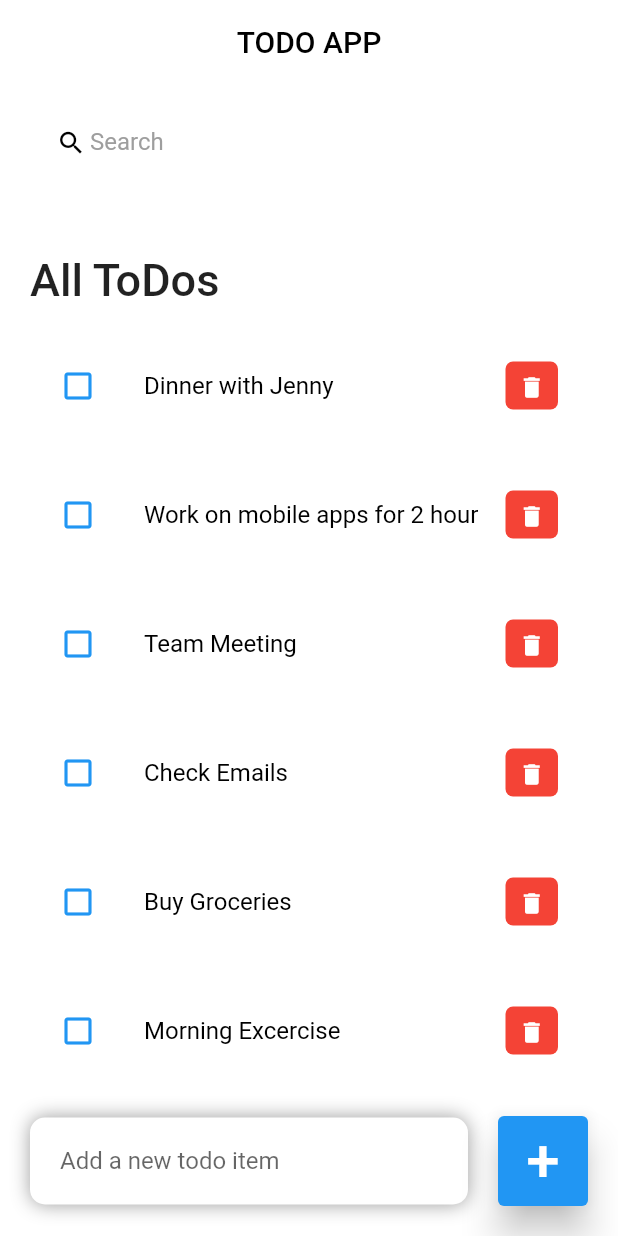
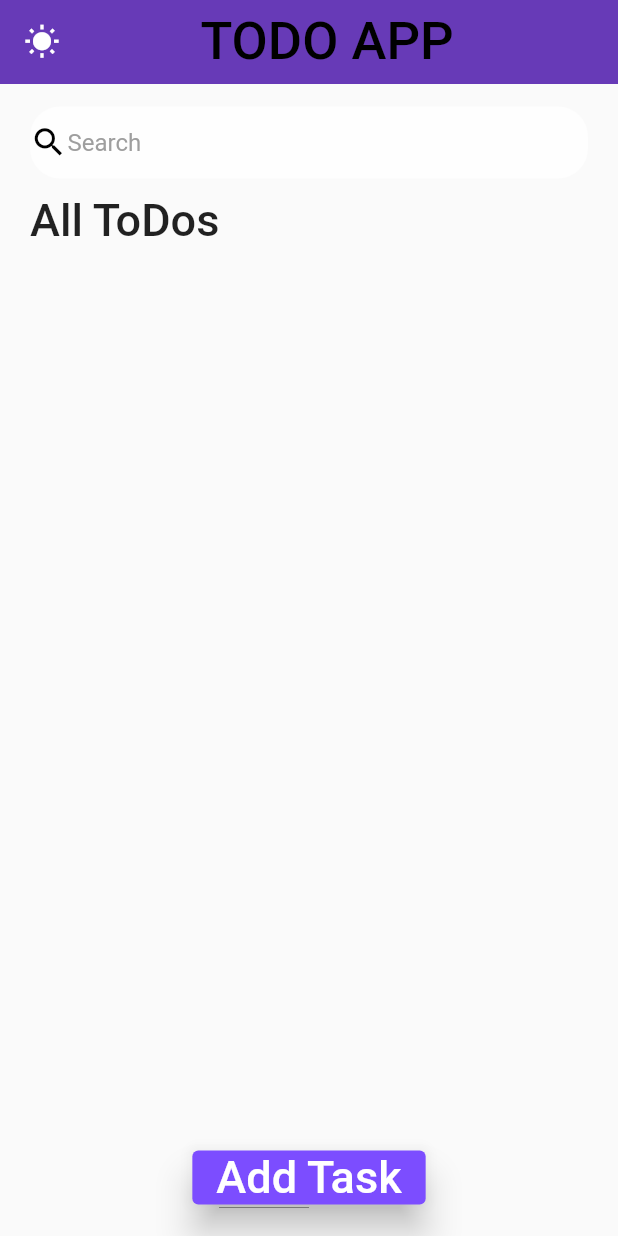
Before and after one commit to JidnyasaParab/todo-app, a Flutter app: the screen it shows after launch, on a phone screen of 412 x 824 dp. Run offline on Flutter 3.47's test engine with Material 2 defaults, Android fonts, the phone set to English and light mode, and no system bars; our stand-ins replace shared_preferences.

Commit message:
ToDo App complete

```diff
--- a/lib/home.dart
+++ b/lib/home.dart
@@ -1,7 +1,8 @@
 import 'package:flutter/material.dart';
-
 import '../model/todo.dart';
+import 'package:provider/provider.dart';
 import '../widgets/todo_item.dart';
+import 'model_theme.dart';
 
 class Home extends StatefulWidget {
   const Home({Key? key}) : super(key: key);
@@ -11,9 +12,11 @@ class Home extends StatefulWidget {
 }
 
 class _HomeState extends State<Home> {
-  final todosList = ToDo.todoList();
+  List<ToDo> todosList = [];
   List<ToDo> _foundToDo = [];
-  final _todoController = TextEditingController();
+  final formKey = GlobalKey<FormState>();
+  final _todoTitleController = TextEditingController();
+  final _todoDescriptionController = TextEditingController();
 
   @override
   void initState() {
@@ -23,27 +26,53 @@ class _HomeState extends State<Home> {
 
   @override
   Widget build(BuildContext context) {
+    return Consumer<ModelTheme>(
+        builder: (context, ModelTheme themeNotifier, child) {
       return Scaffold(
-      backgroundColor: Colors.white,
-      appBar: _buildAppBar(),
-      body: Stack(
+        // backgroundColor: Colors.white,
+        appBar: AppBar(
+          // backgroundColor: Colors.white,
+          elevation: 0,
+          title: Row(
             children: [
-          Container(
-            padding: const EdgeInsets.symmetric(
-              horizontal: 20,
-              vertical: 15,
+              InkWell(
+                onTap: () {
+                  themeNotifier.isDark
+                      ? themeNotifier.isDark = false
+                      : themeNotifier.isDark = true;
+                },
+                child: Icon(themeNotifier.isDark
+                    ? Icons.nightlight_round
+                    : Icons.wb_sunny),
               ),
+              Expanded(
+                child: Center(
+                  child: const Text(
+                    "TODO APP",
+                    style: TextStyle(
+                      color: Colors.black,
+                      fontSize: 35,
+                    ),
+                  ),
+                ),
+              ),
+            ],
+          ),
+        ),
+        body: Builder(
+          builder: (BuildContext context) {
+            return Padding(
+              padding: EdgeInsets.symmetric(vertical: 15, horizontal: 20),
               child: Column(
                 children: [
                   searchBox(),
+                  SizedBox(
+                    height: 10,
+                  ),
                   Expanded(
                     child: ListView(
                       children: [
                         Container(
-                        margin: const EdgeInsets.only(
-                          top: 50,
-                          bottom: 20,
-                        ),
                           child: const Text(
                             'All ToDos',
                             style: TextStyle(
@@ -52,79 +81,114 @@ class _HomeState extends State<Home> {
                             ),
                           ),
                         ),
-                      for (ToDo todoo in _foundToDo.reversed)
+                        SizedBox(
+                          height: 10,
+                        ),
+                        for (ToDo item in _foundToDo.reversed)
                           ToDoItem(
-                          todo: todoo,
+                            todo: item,
+                            theme: themeNotifier.isDark,
                             onToDoChanged: _handleToDoChange,
                             onDeleteItem: _deleteToDoItem,
                           ),
                       ],
                     ),
+                  ),
+                  ElevatedButton(
+                    onPressed: () {
+                      showModalBottomSheet(
+                          isScrollControlled: true,
+                          context: context,
+                          builder: (BuildContext context) {
+                            return Form(
+                              key: formKey,
+                              child: Padding(
+                                padding: EdgeInsets.only(
+                                    bottom: MediaQuery.of(context)
+                                        .viewInsets
+                                        .bottom),
+                                child: Container(
+                                  height: 250,
+                                  child: Padding(
+                                    padding: const EdgeInsets.all(8.0),
+                                    child: Column(
+                                      children: [
+                                        TextFormField(
+                                          controller: _todoTitleController,
+                                          validator: (value) {
+                                            if (value == null ||
+                                                value.trim().isEmpty) {
+                                              return "Required";
+                                            }
+                                          },
+                                          decoration: const InputDecoration(
+                                              hintText: 'Add a new todo item',
+                                              border: InputBorder.none),
+                                        ),
+                                        TextFormField(
+                                          controller:
+                                              _todoDescriptionController,
+                                          validator: (value) {
+                                            if (value == null ||
+                                                value.trim().isEmpty) {
+                                              return "Required";
+                                            }
+                                          },
+                                          decoration: const InputDecoration(
+                                              hintText: 'Add description',
+                                              border: InputBorder.none),
+                                        ),
+                                        Align(
+                                          alignment: Alignment.bottomCenter,
+                                          child: ElevatedButton(
+                                            style: ElevatedButton.styleFrom(
+                                              backgroundColor:
+                                                  themeNotifier.isDark
+                                                      ? Colors.redAccent
+                                                      : Colors.deepPurpleAccent,
+                                            ),
+                                            onPressed: () {
+                                              if (formKey.currentState!
+                                                  .validate()) {
+                                                _addToDoItem(
+                                                    _todoTitleController.text,
+                                                    _todoDescriptionController
+                                                        .text);
+                                              }
+                                              Navigator.pop(context);
+                                            },
+                                            child: const Text("Add Task"),
+                                          ),
                                         )
                                       ],
                                     ),
                                   ),
-          Align(
-            alignment: Alignment.bottomCenter,
-            child: Row(children: [
-              Expanded(
-                child: Container(
-                  margin: const EdgeInsets.only(
-                    bottom: 20,
-                    right: 20,
-                    left: 20,
-                  ),
-                  padding: const EdgeInsets.symmetric(
-                    horizontal: 20,
-                    vertical: 5,
-                  ),
-                  decoration: BoxDecoration(
-                    color: Colors.white,
-                    boxShadow: const [
-                      BoxShadow(
-                        color: Colors.grey,
-                        offset: Offset(0.0, 0.0),
-                        blurRadius: 10.0,
-                        spreadRadius: 0.0,
-                      ),
-                    ],
-                    borderRadius: BorderRadius.circular(10),
-                  ),
-                  child: TextField(
-                    controller: _todoController,
-                    decoration: const InputDecoration(
-                        hintText: 'Add a new todo item',
-                        border: InputBorder.none),
                                 ),
                               ),
-              ),
-              Container(
-                margin: const EdgeInsets.only(
-                  bottom: 20,
-                  right: 20,
-                ),
-                child: ElevatedButton(
-                  onPressed: () {
-                    _addToDoItem(_todoController.text);
+                            );
+                          });
+                      // _addToDoItem(_todoController.text);
                     },
                     style: ElevatedButton.styleFrom(
-                    backgroundColor: Colors.blue,
-                    minimumSize: Size(60, 60),
+                      backgroundColor: themeNotifier.isDark
+                          ? Colors.redAccent
+                          : Colors.deepPurpleAccent,
                       elevation: 10,
                     ),
                     child: const Text(
-                    '+',
+                      'Add Task',
                       style: TextStyle(
-                      fontSize: 40,
+                        fontSize: 30,
                       ),
                     ),
-                ),
-              ),
-            ]),
                   ),
                 ],
               ),
             );
+          },
+        ),
+      );
+    });
   }
 
   void _handleToDoChange(ToDo todo) {
@@ -139,14 +203,16 @@ class _HomeState extends State<Home> {
     });
   }
 
-  void _addToDoItem(String toDo) {
+  void _addToDoItem(String toDo, String description) {
     setState(() {
       todosList.add(ToDo(
         id: DateTime.now().millisecondsSinceEpoch.toString(),
-        todoText: toDo,
+        todoTitle: toDo!,
+        todoDescription: description!,
       ));
     });
-    _todoController.clear();
+    _todoTitleController.clear();
+    _todoDescriptionController.clear();
   }
 
   void _runFilter(String enteredKeyword) {
@@ -155,7 +221,7 @@ class _HomeState extends State<Home> {
       results = todosList;
     } else {
       results = todosList
-          .where((item) => item.todoText!
+          .where((item) => item.todoTitle!
               .toLowerCase()
               .contains(enteredKeyword.toLowerCase()))
           .toList();
@@ -168,22 +234,21 @@ class _HomeState extends State<Home> {
 
   Widget searchBox() {
     return Container(
-      padding: EdgeInsets.symmetric(horizontal: 15),
       decoration: BoxDecoration(
-        color: Colors.white,
+        color: Colors.white70,
         borderRadius: BorderRadius.circular(20),
       ),
       child: TextField(
         onChanged: (value) => _runFilter(value),
         decoration: const InputDecoration(
-          contentPadding: EdgeInsets.all(0),
+          contentPadding: EdgeInsets.all(5),
           prefixIcon: Icon(
             Icons.search,
             color: Colors.black,
-            size: 20,
+            size: 25,
           ),
           prefixIconConstraints: BoxConstraints(
-            maxHeight: 20,
+            maxHeight: 25,
             minWidth: 25,
           ),
           border: InputBorder.none,
@@ -193,22 +258,4 @@ class _HomeState extends State<Home> {
       ),
     );
   }
-
-  AppBar _buildAppBar() {
-    return AppBar(
-      backgroundColor: Colors.white,
-      elevation: 0,
-      title: Row(
-        mainAxisAlignment: MainAxisAlignment.center,
-        children: const [
-          Text(
-            "TODO APP",
-            style: TextStyle(
-              color: Colors.black,
-            ),
-          ),
-        ],
-      ),
-    );
 }
-}
--- a/lib/main.dart
+++ b/lib/main.dart
@@ -1,7 +1,7 @@
 import 'package:flutter/material.dart';
-import 'package:flutter/services.dart';
-
+import 'package:provider/provider.dart';
 import 'home.dart';
+import 'model_theme.dart';
 
 void main() {
   runApp(const MyApp());
@@ -13,12 +13,25 @@ class MyApp extends StatelessWidget {
   // This widget is the root of your application.
   @override
   Widget build(BuildContext context) {
-    SystemChrome.setSystemUIOverlayStyle(
-        SystemUiOverlayStyle(statusBarColor: Colors.transparent));
-    return MaterialApp(
-      debugShowCheckedModeBanner: false,
-      title: 'ToDo App',
-      home: Home(),
+    return ChangeNotifierProvider(
+      create: (_) => ModelTheme(),
+      child: Consumer<ModelTheme>(
+          builder: (context, ModelTheme themeNotifier, child) {
+        return MaterialApp(
+          title: 'ToDo App',
+          theme: themeNotifier.isDark
+              ? ThemeData(
+                  brightness: Brightness.dark,
+                )
+              : ThemeData(
+                  brightness: Brightness.light,
+                  primaryColor: Colors.deepPurple,
+                  primarySwatch: Colors.deepPurple,
+                ),
+          debugShowCheckedModeBanner: false,
+          home: const Home(),
+        );
+      }),
     );
   }
 }
--- a/lib/model/todo.dart
+++ b/lib/model/todo.dart
@@ -1,40 +1,13 @@
 class ToDo {
-  String? id;
-  String? todoText;
+  String id;
+  String todoTitle;
+  String todoDescription;
   bool isDone;
 
   ToDo({
     required this.id,
-    required this.todoText,
+    required this.todoTitle,
+    required this.todoDescription,
     this.isDone = false,
   });
-
-  static List<ToDo> todoList() {
-    return [
-      ToDo(
-        id: '01',
-        todoText: 'Morning Excercise',
-      ),
-      ToDo(
-        id: '02',
-        todoText: 'Buy Groceries',
-      ),
-      ToDo(
-        id: '03',
-        todoText: 'Check Emails',
-      ),
-      ToDo(
-        id: '04',
-        todoText: 'Team Meeting',
-      ),
-      ToDo(
-        id: '05',
-        todoText: 'Work on mobile apps for 2 hour',
-      ),
-      ToDo(
-        id: '06',
-        todoText: 'Dinner with Jenny',
-      ),
-    ];
-  }
 }
--- /dev/null
+++ b/lib/model_theme.dart
@@ -0,0 +1,25 @@
+import 'package:flutter/material.dart';
+import 'package:todo_app/theme_prefer.dart';
+
+class ModelTheme extends ChangeNotifier {
+  late bool _isDark;
+  late MyThemePreferences _preferences;
+  bool get isDark => _isDark;
+
+  ModelTheme() {
+    _isDark = false;
+    _preferences = MyThemePreferences();
+    getPreferences();
+  }
+//Switching the themes
+  set isDark(bool value) {
+    _isDark = value;
+    _preferences.setTheme(value);
+    notifyListeners();
+  }
+
+  getPreferences() async {
+    _isDark = await _preferences.getTheme();
+    notifyListeners();
+  }
+}
--- /dev/null
+++ b/lib/theme_prefer.dart
@@ -0,0 +1,15 @@
+import 'package:shared_preferences/shared_preferences.dart';
+
+class MyThemePreferences {
+  static const THEME_KEY = "theme_key";
+
+  setTheme(bool value) async {
+    SharedPreferences sharedPreferences = await SharedPreferences.getInstance();
+    sharedPreferences.setBool(THEME_KEY, value);
+  }
+
+  getTheme() async {
+    SharedPreferences sharedPreferences = await SharedPreferences.getInstance();
+    return sharedPreferences.getBool(THEME_KEY) ?? false;
+  }
+}
--- a/lib/widgets/todo_item.dart
+++ b/lib/widgets/todo_item.dart
@@ -3,11 +3,13 @@ import '../model/todo.dart';
 
 class ToDoItem extends StatelessWidget {
   final ToDo todo;
+  final bool theme;
   final onToDoChanged;
   final onDeleteItem;
 
   const ToDoItem({
     Key? key,
+    required this.theme,
     required this.todo,
     required this.onToDoChanged,
     required this.onDeleteItem,
@@ -26,13 +28,21 @@ class ToDoItem extends StatelessWidget {
           borderRadius: BorderRadius.circular(20),
         ),
         contentPadding: EdgeInsets.symmetric(horizontal: 20, vertical: 5),
-        tileColor: Colors.white,
+        tileColor: Colors.white70,
         leading: Icon(
           todo.isDone ? Icons.check_box : Icons.check_box_outline_blank,
-          color: Colors.blue,
+          color: theme ? Colors.redAccent : Colors.deepPurpleAccent,
         ),
         title: Text(
-          todo.todoText!,
+          todo.todoTitle!,
+          style: TextStyle(
+            fontSize: 16,
+            color: Colors.black,
+            decoration: todo.isDone ? TextDecoration.lineThrough : null,
+          ),
+        ),
+        subtitle: Text(
+          todo.todoDescription,
           style: TextStyle(
             fontSize: 16,
             color: Colors.black,
@@ -45,7 +55,7 @@ class ToDoItem extends StatelessWidget {
           height: 35,
           width: 35,
           decoration: BoxDecoration(
-            color: Colors.red,
+            color: theme ? Colors.redAccent : Colors.deepPurpleAccent,
             borderRadius: BorderRadius.circular(5),
           ),
           child: IconButton(
--- a/pubspec.yaml
+++ b/pubspec.yaml
@@ -35,6 +35,9 @@ dependencies:
   # The following adds the Cupertino Icons font to your application.
   # Use with the CupertinoIcons class for iOS style icons.
   cupertino_icons: ^1.0.2
+  provider: ^6.0.3
+  shared_preferences: ^2.0.15
+
 
 dev_dependencies:
   flutter_test:
@@ -46,6 +49,7 @@ dev_dependencies:
   # package. See that file for information about deactivating specific lint
   # rules and activating additional ones.
   flutter_lints: ^2.0.0
+  build_runner: ^2.2.1
 
 # For information on the generic Dart part of this file, see the
 # following page: https://dart.dev/tools/pub/pubspec
```
Also changed, not shown: pubspec.lock. Lines whose indentation alone changed are shown as unchanged.
